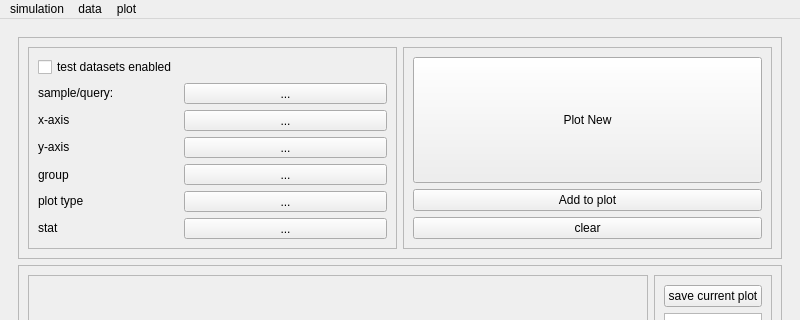
Qt form psychsim-gui-main.ui (usc-psychsim/psychsim-eval-gui) before a commit; both pictures show x 0 to 800 and y 0 to 320 of the 800 by 652 pixel window.
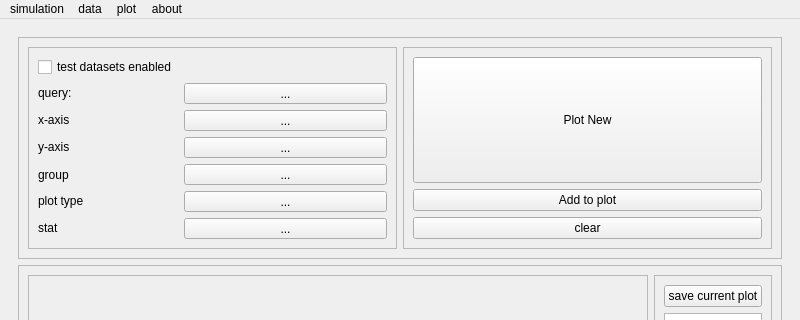
The same form after that commit. The open tabs and pages were chosen to show the change.

Commit message: Add documentation window

The edit to the form file:
```diff
--- a/psychsim-gui-main.ui
+++ b/psychsim-gui-main.ui
@@ -816,7 +816,7 @@
                  </sizepolicy>
                 </property>
                 <property name="text">
-                 <string>sample/query:</string>
+                 <string>query:</string>
                 </property>
                </widget>
               </item>
@@ -1250,9 +1250,16 @@
     </property>
     <addaction name="actionplot"/>
    </widget>
+   <widget class="QMenu" name="menuabout">
+    <property name="title">
+     <string>about</string>
+    </property>
+    <addaction name="actionmanual"/>
+   </widget>
    <addaction name="menufile"/>
    <addaction name="menudata"/>
    <addaction name="menuwindow"/>
+   <addaction name="menuabout"/>
   </widget>
   <widget class="QStatusBar" name="statusbar"/>
   <action name="actionSelect_load_config">
```
Left out of the diff: 7 changed lines with no effect on the pictures. The commit also changes 4 other files.
